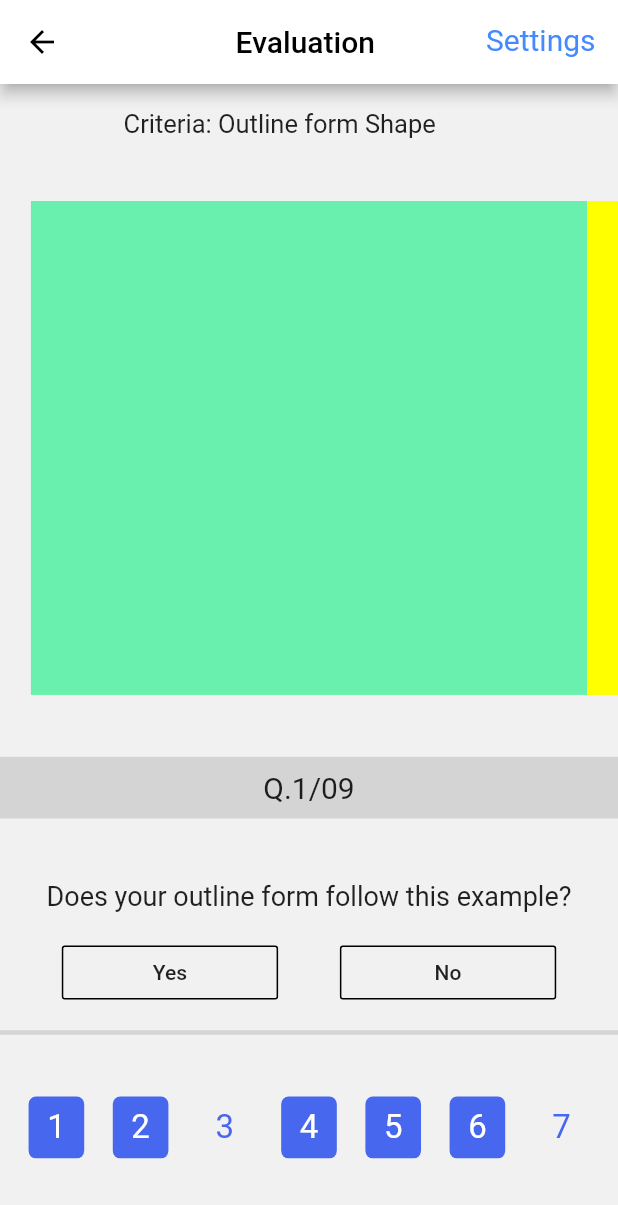
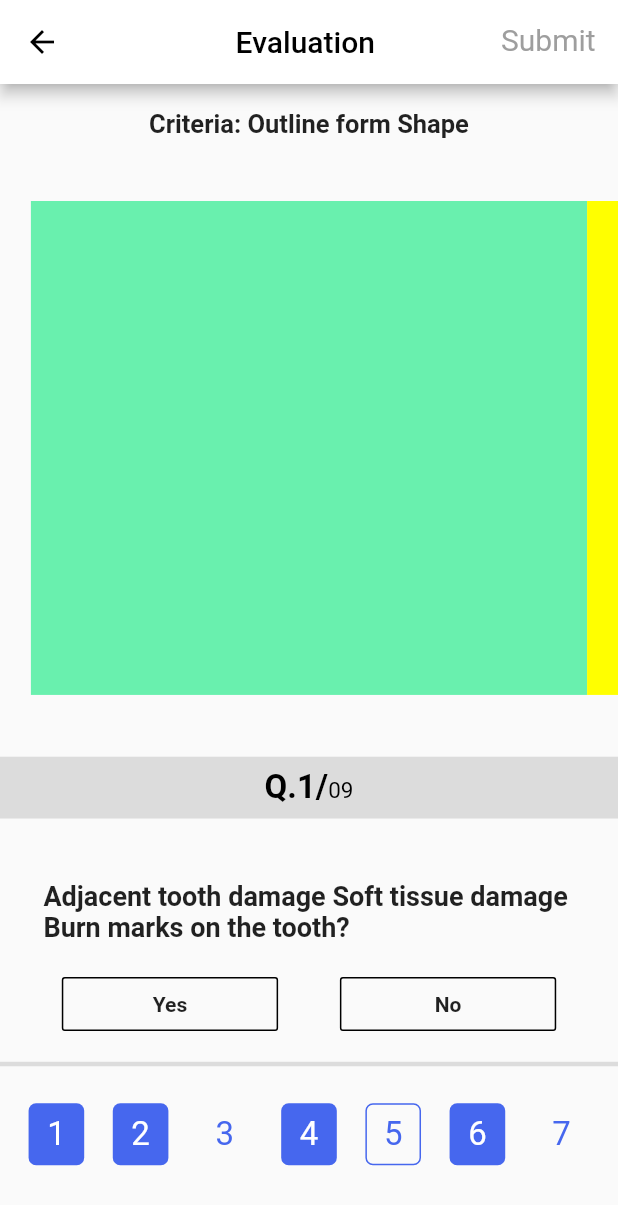
Before and after one commit to shyamganesh-dev/project_app_continue, a Flutter app: the screen it shows after launch, on a phone screen of 412 x 824 dp. Shown: the top 1205 px of the screen. Run offline on Flutter 3.47's test engine with Material 2 defaults, Android fonts, the phone set to English and light mode, and no system bars; drawn by our look-alikes of carousel_slider; our stand-ins replace flutter_switch, flutter_time_picker_spinner; missing offline and left inert: f_datetimerangepicker, simple_timer.

Commit message:
secondquestion_updated

```diff
--- a/lib/Evaluationscreen/firstquestion.dart
+++ b/lib/Evaluationscreen/firstquestion.dart
@@ -17,25 +17,6 @@ class _FirstqueState extends State<Firstque> {
   Widget build(BuildContext context) {
     final heights = MediaQuery.of(context).size;
     CarouselController buttonCarouselController = CarouselController();
-    List <Widget> sli= [
-      Container(
-      width: heights.width*1,
-      height: heights.height*.3,
-      color: Colors.greenAccent,
-      // child: Image.network("https://images.pexels.com/photos/3881449/pexels-photo-3881449.jpeg"),
-    ),
-      Container(
-      width: heights.width*1,
-      height: heights.height*.3,
-      color: Colors.yellowAccent,
-      // child: Image.network("https://images.pexels.com/photos/3881449/pexels-photo-3881449.jpeg"),
-    ),Container(
-      width: heights.width*1,
-      height: heights.height*.3,
-      color: Colors.deepOrange,
-      // child: Image.network("https://images.pexels.com/photos/3881449/pexels-photo-3881449.jpeg"),
-    )
-      ,];
     return SafeArea(
       child: Scaffold(
         backgroundColor: Bar().back,
@@ -48,8 +29,9 @@ class _FirstqueState extends State<Firstque> {
             ),
             SizedBox(
               width: heights.width*0.6,
-              child: Text("Criteria: Outline form Shape",style: TextStyle(
+              child: Text("    Criteria: Outline form Shape",style: TextStyle(
                 fontSize: 17,
+                fontWeight: FontWeight.bold,
               ),),
             ),
            SizedBox(
@@ -93,14 +75,34 @@ class _FirstqueState extends State<Firstque> {
               width: heights.width*1,
               height: heights.height*0.05,
               color: Colors.black12,
-              child: Center(child: Text("Q.1/09",style: TextStyle(
-                fontSize: 20,
-              ),)),
+              child: Center(
+                child:RichText(
+                  text: TextSpan(
+                    children:<TextSpan> [
+                      TextSpan(
+                        text: "Q.1/",
+                        style: TextStyle(
+                          fontSize: 22,
+                          fontWeight: FontWeight.bold,
+                          color: Colors.black,
+                        ),
+                      ),
+                      TextSpan(
+                        text: "09",
+                        style: TextStyle(
+                          color: Colors.black,
+                          fontSize: 15,
+                        ),
+                      ),
+                    ],
+                  ),
+                ),
+              ),
             ),
             SizedBox(
               height: heights.height*0.05,
             ),
-            Text(Bar().out,style: TextStyle(fontSize:18 ),),
+            Text(Bar().out,style: TextStyle(fontSize:18 ,fontWeight: FontWeight.bold,),),
             SizedBox(
               height: heights.height*0.02,
             ),
@@ -118,7 +120,10 @@ class _FirstqueState extends State<Firstque> {
                         cool=Bar().purp;
                       });
                     },
-                    child: Text("Yes"),
+                    child: Text("Yes",style: TextStyle(
+                      fontWeight: FontWeight.bold,
+                    ),
+                    ),
                   ),
                 ),
                 Container(
@@ -132,7 +137,9 @@ class _FirstqueState extends State<Firstque> {
                         cool=Bar().purp;
                       });
                     },
-                    child: Text("No"),
+                    child: Text("No",style: TextStyle(
+                      fontWeight: FontWeight.bold,
+                    ),),
                   ),
                 ),
               ],
--- /dev/null
+++ b/lib/Evaluationscreen/secondquestion.dart
@@ -0,0 +1,252 @@
+import 'package:flutter/material.dart';
+import 'package:carousel_slider/carousel_slider.dart';
+import '../bar.dart';
+
+class SecondQuestion extends StatefulWidget {
+  @override
+  _SecondQuestionState createState() => _SecondQuestionState();
+}
+
+class _SecondQuestionState extends State<SecondQuestion> {
+  @override
+  Widget build(BuildContext context) {
+    final heights = MediaQuery.of(context).size;
+    Color cool=Colors.grey;
+    CarouselController buttonCarouselController = CarouselController();
+    return SafeArea(
+      child: Scaffold(
+        appBar: Bar().appbars,
+        body: Column(
+          crossAxisAlignment: CrossAxisAlignment.center,
+          children: [
+            SizedBox(
+              height: heights.height*0.02,
+            ),
+            SizedBox(
+              width: heights.width*0.6,
+              child: Text("    Criteria: Outline form Shape",style: TextStyle(
+                fontSize: 17,
+                fontWeight: FontWeight.bold,
+              ),),
+            ),
+            SizedBox(
+              height: heights.height*0.05,
+            ),
+            CarouselSlider(
+              options: CarouselOptions(
+                autoPlay: false,
+                height: heights.height*0.4,
+                enableInfiniteScroll: false,
+                viewportFraction: 0.9,
+                autoPlayCurve: Curves.fastOutSlowIn,
+                aspectRatio: 2.0,
+                scrollDirection: Axis.horizontal,
+              ),
+              items: [
+                Container(
+                  width: heights.width*1,
+                  height: heights.height*.5,
+                  color: Colors.greenAccent,
+                  // child: Image.network("https://images.pexels.com/photos/3881449/pexels-photo-3881449.jpeg"),
+                ),
+                Container(
+                  width: heights.width*1,
+                  height: heights.height*.5,
+                  color: Colors.yellowAccent,
+                  // child: Image.network("https://images.pexels.com/photos/3881449/pexels-photo-3881449.jpeg"),
+                ),
+                Container(
+                  width: heights.width*1,
+                  height: heights.height*.5,
+                  color: Colors.deepOrange,
+                  // child: Image.network("https://images.pexels.com/photos/3881449/pexels-photo-3881449.jpeg"),
+                )
+              ],
+            ),
+            SizedBox(
+              height: heights.height*0.05,
+            ),
+            Container(
+              width: heights.width*1,
+              height: heights.height*0.05,
+              color: Colors.black12,
+              child: Center(
+                child:RichText(
+                  text: TextSpan(
+                    children:<TextSpan> [
+                      TextSpan(
+                        text: "Q.1/",
+                        style: TextStyle(
+                          fontSize: 22,
+                          fontWeight: FontWeight.bold,
+                          color: Colors.black,
+                        ),
+                      ),
+                      TextSpan(
+                        text: "09",
+                        style: TextStyle(
+                          color: Colors.black,
+                          fontSize: 15,
+                        ),
+                      ),
+                    ],
+                  ),
+                ),
+              ),
+            ),
+            SizedBox(
+              height: heights.height*0.05,
+            ),
+            Text(Bar().adj,style: TextStyle(fontSize:18 ,fontWeight: FontWeight.bold,),),
+            SizedBox(
+              height: heights.height*0.02,
+            ),
+            Row(
+              mainAxisAlignment: MainAxisAlignment.spaceEvenly,
+              children: [
+                Container(
+                  width: heights.width*.35,
+                  child: OutlineButton(
+                    borderSide: BorderSide(
+                      style: BorderStyle.solid,
+                    ),
+                    onPressed: (){
+                      setState(() {
+                        cool=Bar().purp;
+                      });
+                    },
+                    child: Text("Yes",style: TextStyle(
+                      fontWeight: FontWeight.bold,
+                    ),
+                    ),
+                  ),
+                ),
+                Container(
+                  width: heights.width*.35,
+                  child: OutlineButton(
+                    borderSide: BorderSide(
+                      style: BorderStyle.solid,
+                    ),
+                    onPressed: (){
+                      setState(() {
+                        cool=Bar().purp;
+                      });
+                    },
+                    child: Text("No",style: TextStyle(
+                      fontWeight: FontWeight.bold,
+                    ),),
+                  ),
+                ),
+              ],
+            ),
+            SizedBox(
+              height: heights.height*0.02,
+            ),
+            Divider(thickness: 3,height: 1,),
+            SizedBox(
+              height: heights.height*0.03,
+            ),
+            Row(
+              mainAxisAlignment: MainAxisAlignment.spaceEvenly,
+              children: [
+                Container(
+                  width: heights.width*0.090,
+                  height: heights.height*0.05,
+                  decoration: BoxDecoration(
+                    color: Bar().purp,
+                    borderRadius: BorderRadius.circular(5),
+                  ),
+                  child: Center(
+                    child: InkWell(
+                        onTap: (){},
+                        child: Text("1",style: TextStyle(fontSize: 22,color: Colors.white),)),
+                  ),
+                ),
+                Container(
+                  width: heights.width*0.090,
+                  height: heights.height*0.05,
+                  decoration: BoxDecoration(
+                    color: Bar().purp,
+                    borderRadius: BorderRadius.circular(5),
+                  ),
+                  child: Center(
+                    child: InkWell(
+                        onTap: (){},
+                        child: Text("2",style: TextStyle(fontSize: 22,color: Colors.white),)),
+                  ),
+                ),
+                Container(
+                  width: heights.width*0.090,
+                  height: heights.height*0.05,
+                  decoration: BoxDecoration(
+                    // color: Bar().purp,
+                    borderRadius: BorderRadius.circular(5),
+                  ),
+                  child: Center(
+                    child: InkWell(
+                        onTap: (){},
+                        child: Text("3",style: TextStyle(fontSize: 22,color: Bar().purp),)),
+                  ),
+                ),
+                Container(
+                  width: heights.width*0.090,
+                  height: heights.height*0.05,
+                  decoration: BoxDecoration(
+                    color: Bar().purp,
+                    borderRadius: BorderRadius.circular(5),
+                  ),
+                  child: Center(
+                    child: InkWell(
+                        onTap: (){},
+                        child: Text("4",style: TextStyle(fontSize: 22,color: Colors.white),)),
+                  ),
+                ),
+                Container(
+                  width: heights.width*0.090,
+                  height: heights.height*0.05,
+                  decoration: BoxDecoration(
+                    //color: Bar().purp,
+                    borderRadius: BorderRadius.circular(5),
+                      border: Border.all(color: Bar().purp)
+                  ),
+                  child: Center(
+                      child: Center(child: Text("5",style: TextStyle(fontSize: 22,color: Bar().purp),)
+                        )
+
+                  ),
+                ),
+                Container(
+                  width: heights.width*0.090,
+                  height: heights.height*0.05,
+                  decoration: BoxDecoration(
+                    color: Bar().purp,
+                    borderRadius: BorderRadius.circular(5),
+                  ),
+                  child: Center(
+                    child: InkWell(
+                        onTap: (){},
+                        child: Text("6",style: TextStyle(fontSize: 22,color: Colors.white),)),
+                  ),
+                ),
+                Container(
+                  width: heights.width*0.090,
+                  height: heights.height*0.05,
+                  decoration: BoxDecoration(
+                    //color: Bar().purp,
+                    borderRadius: BorderRadius.circular(5),
+                  ),
+                  child: Center(
+                    child: InkWell(
+                        onTap: (){},
+                        child: Text("7",style: TextStyle(fontSize: 22,color:Bar().purp),)),
+                  ),
+                ),
+
+              ],
+            ),
+          ],
+        ),
+      ),
+    );
+  }
+}
--- a/lib/bar.dart
+++ b/lib/bar.dart
@@ -41,8 +41,8 @@ class Bar {
     actions: [
       Padding(
         padding: const EdgeInsets.all(15.0),
-        child: Text("Settings",style: TextStyle(
-          color: Colors.blueAccent,
+        child: Text("Submit",style: TextStyle(
+          color: Colors.grey,
           fontSize: 20,
         ),
         ),
@@ -50,7 +50,7 @@ class Bar {
     ],
   );
   String out = "Does your outline form follow this example?";
-  List <String> numbers= ["1","2","3","4","5","6","7"];
+  String adj ="Adjacent tooth damage Soft tissue damage \nBurn marks on the tooth?";
 
 
   String texts = "   Class 1 Amalgam Cavity";
--- a/lib/main.dart
+++ b/lib/main.dart
@@ -1,6 +1,7 @@
 import 'package:flutter/cupertino.dart';
 import "package:flutter/material.dart";
 import 'package:project_app_continue/Evaluationscreen/firstquestion.dart';
+import '././EvaluationScreen/secondquestion.dart';
 import './bar.dart';
 import 'package:flutter_time_picker_spinner/flutter_time_picker_spinner.dart';
 import './editpage.dart';
@@ -10,7 +11,9 @@ import "package:f_datetimerangepicker/f_datetimerangepicker.dart";
 
 void main()=> runApp(
     MaterialApp(
-        home: Firstque(), //Settings(),
+        home: SecondQuestion(),
+      //Firstque(),<= 1st question page
+      // Settings(),
     ),
 );
 
@@ -24,7 +27,8 @@ class Dialogs extends StatelessWidget {
       child: Scaffold(
         appBar: AppBar(
           backgroundColor: Colors.white,
-          leading: IconButton(icon: Icon(Icons.arrow_back,color: Colors.black,),onPressed: (){},
+          leading: IconButton(icon: Icon(Icons.arrow_back,color: Colors.black,),
+            onPressed: (){},
           ),
           centerTitle: true,
           title: Text("Exercise Timer",style:TextStyle(color: Colors.black,
```
